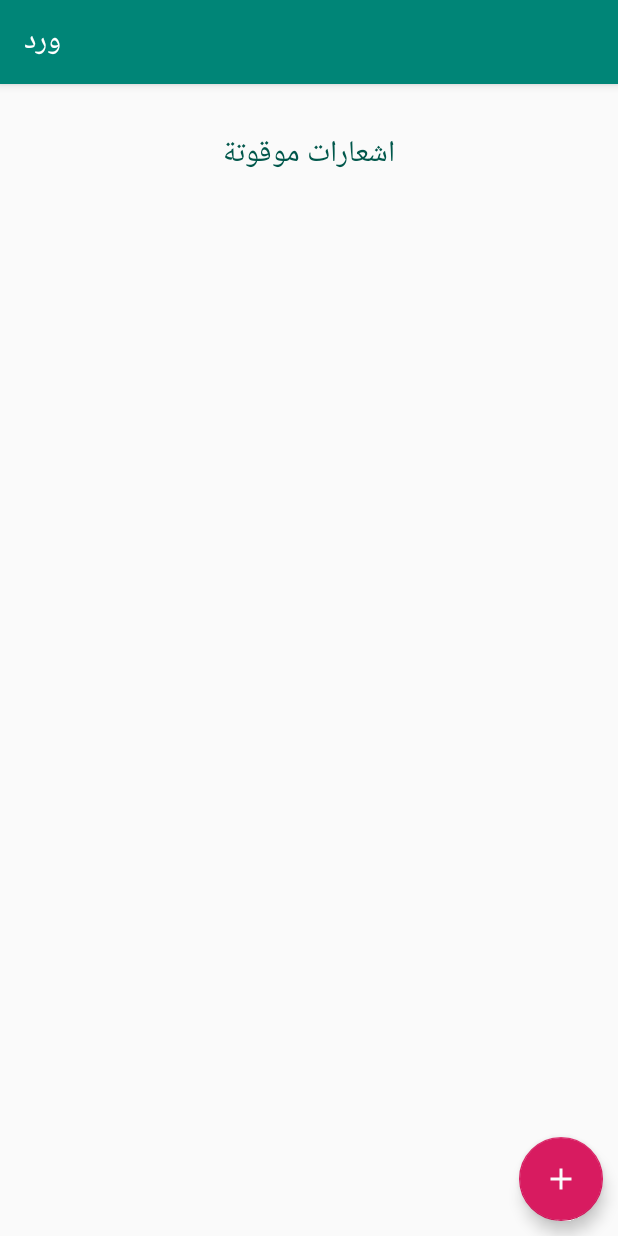
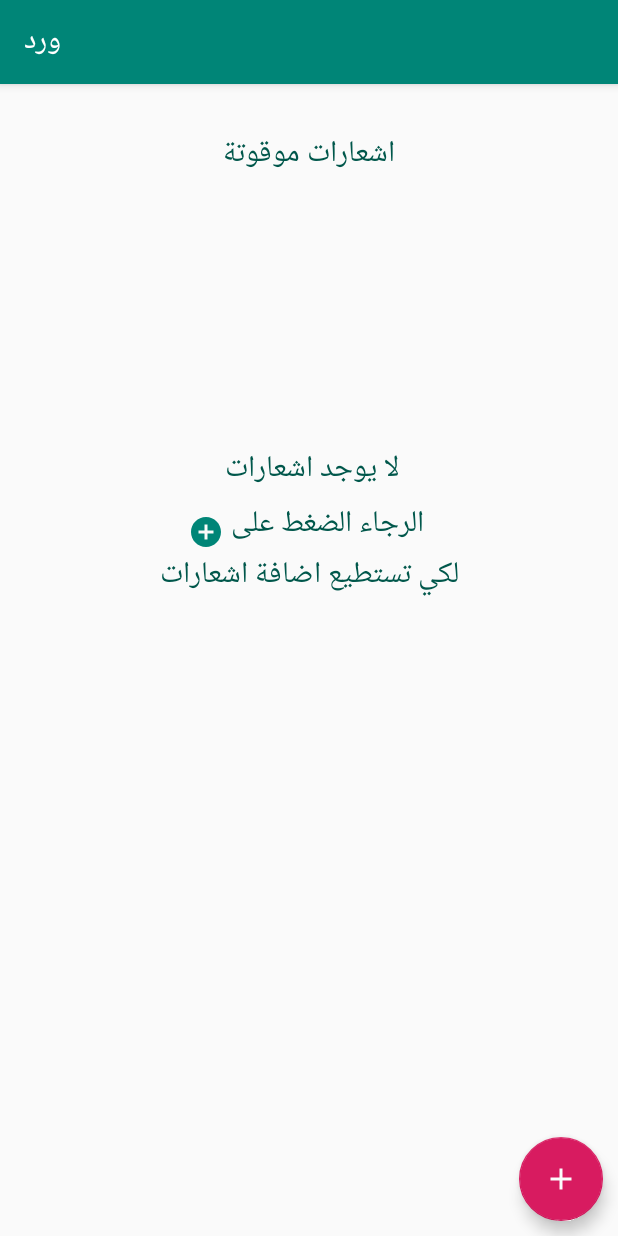
Before and after one commit to hanimanaa/werd, an Android app: the ScheduleMessagesActivity screen opened directly, with no data from a screen before it, on a phone screen of 412 x 824 dp. Run offline under Robolectric (Android 15) with nearby library versions, the phone set to English and light mode, and no system bars; our stand-ins replace Firebase (no records; nobody signed in at launch, a user with empty details on screens opened directly); libraries missing offline, so code that uses them is left out: io.paperdb; 4 statements that could not run were skipped.

Commit message:
add message empty recycler view

```diff
--- a/app/src/main/java/com/dimatechs/werd/ScheduleMessagesActivity.java
+++ b/app/src/main/java/com/dimatechs/werd/ScheduleMessagesActivity.java
@@ -7,7 +7,9 @@ import android.app.TimePickerDialog;
 import android.content.DialogInterface;
 import android.content.Intent;
 import android.os.Bundle;
+import android.text.SpannableString;
 import android.text.TextUtils;
+import android.text.style.ImageSpan;
 import android.util.Log;
 import android.view.Gravity;
 import android.view.LayoutInflater;
@@ -63,7 +65,6 @@ public class ScheduleMessagesActivity extends AppCompatActivity {
     private RadioButton rbSelectAll, rbRead, rbNotRead;
     private AlarmManager AutoAlarmManager;
     private PendingIntent pendingIntent;
-    private ImageView no_notification_image;
     private int h,m;
     private int x;
 
@@ -80,13 +81,20 @@ public class ScheduleMessagesActivity extends AppCompatActivity {
         groupNum =Paper.book().read(Prevalent.GroupNum);
 
         no_notification_text = findViewById(R.id.no_notification_text);
-        no_notification_image = findViewById(R.id.no_notification_image);
+        ImageSpan imageSpan = new ImageSpan(this, R.drawable.ic_add_circle);
+        SpannableString spannableString = new SpannableString(no_notification_text.getText());
+        int start = 35;
+        int end = 36;
+        int flag = 0;
+        spannableString.setSpan(imageSpan, start, end, flag);
 
+        no_notification_text.setText(spannableString);
 
         recyclerView = findViewById(R.id.recycler_ScheduleMessages);
         recyclerView.setHasFixedSize(true);
         layoutManager = new LinearLayoutManager(this);
         recyclerView.setLayoutManager(layoutManager);
+
 
         senderUserID = Prevalent.currentOnlineUser.getPhone();
 
@@ -221,6 +229,8 @@ public class ScheduleMessagesActivity extends AppCompatActivity {
 
                                                             loadNotification();
                                                             dialog.dismiss();
+
+                                                            IsEmptyRecyclerView();
                                                             MakeToast("اضافة","تم اضافة الاشعار بنجاح",R.drawable.ok);
                                                         }
                                                     }
@@ -244,40 +254,15 @@ public class ScheduleMessagesActivity extends AppCompatActivity {
     protected void onStart() {
         super.onStart();
 
-        loadNotification();
-
-
-        /*
-        Query query =ScheduleMessagesRef.child(senderUserID).orderByChild("groupNum").equalTo(groupNum);
-
-        query.addValueEventListener(new ValueEventListener() {
-            @Override
-            public void onDataChange(DataSnapshot dataSnapshot)
-            {
-                if(!dataSnapshot.exists())
-                {
-                    recyclerView.setVisibility(View.GONE);
-                    no_notification_text.setVisibility(View.VISIBLE);
-                    no_notification_image.setVisibility(View.VISIBLE);
-                }
-                else
-                    loadNotification();
-
-            }
-
-            @Override
-            public void onCancelled(DatabaseError databaseError) {
-
-            }
-        });
-
-*/
+        //check if recycler view is empty
+        IsEmptyRecyclerView();
 
     }
 
     private void loadNotification() {
 
         Query query =ScheduleMessagesRef.child(senderUserID).orderByChild("groupNum").equalTo(groupNum);
+
 
         FirebaseRecyclerOptions<ScheduleMessages> options =
                 new FirebaseRecyclerOptions.Builder<ScheduleMessages>()
@@ -336,6 +321,7 @@ public class ScheduleMessagesActivity extends AppCompatActivity {
                                                                 @Override
                                                                 public void onComplete(@NonNull Task<Void> task) {
                                                                     if (task.isSuccessful()) {
+                                                                        IsEmptyRecyclerView();
                                                                         MakeToast("حذف", "تم حذف الاشعار !!!  ", R.drawable.error1);
                                                                     }
                                                                 }
@@ -397,4 +383,28 @@ public class ScheduleMessagesActivity extends AppCompatActivity {
 
     }
 
+    private void IsEmptyRecyclerView()
+    {
+        ScheduleMessagesRef.child(senderUserID).orderByChild("groupNum").equalTo(groupNum).
+                addListenerForSingleValueEvent(new ValueEventListener() {
+                    @Override
+                    public void onDataChange(DataSnapshot dataSnapshot) {
+                        if (dataSnapshot.exists()) {
+                            no_notification_text.setVisibility(View.GONE);
+                            recyclerView.setVisibility(View.VISIBLE);
+                            loadNotification();
+                        }
+                        else
+                        {
+                            no_notification_text.setVisibility(View.VISIBLE);
+                            recyclerView.setVisibility(View.GONE);
+                        }
+                    }
+                    @Override
+                    public void onCancelled(DatabaseError databaseError) {
+                    }
+                });
+
+    }
+
 }
--- /dev/null
+++ b/app/src/main/res/drawable/ic_add_circle.xml
@@ -0,0 +1,9 @@
+<vector xmlns:android="http://schemas.android.com/apk/res/android"
+        android:width="24dp"
+        android:height="24dp"
+        android:viewportWidth="24.0"
+        android:viewportHeight="24.0">
+    <path
+        android:fillColor="#008577"
+        android:pathData="M12,2C6.48,2 2,6.48 2,12s4.48,10 10,10 10,-4.48 10,-10S17.52,2 12,2zM17,13h-4v4h-2v-4L7,13v-2h4L11,7h2v4h4v2z"/>
+</vector>
--- a/app/src/main/res/layout/activity_schedule_messages.xml
+++ b/app/src/main/res/layout/activity_schedule_messages.xml
@@ -29,40 +29,20 @@
         android:layout_height="match_parent"
         android:orientation="vertical"
         >
-        <LinearLayout
-            android:layout_width="match_parent"
-            android:layout_height="wrap_content"
-            android:orientation="vertical">
                 <TextView
                     android:id="@+id/no_notification_text"
                     android:layout_width="match_parent"
                     android:layout_height="wrap_content"
                     android:textColor="@color/colorPrimaryDark"
-                    android:layout_marginStart="10dp"
-                    android:layout_marginEnd="10dp"
-                    android:layout_marginBottom="20dp"
+                    android:paddingTop="150dp"
                     android:textAlignment="center"
-                    android:layout_centerVertical="true"
-                    android:text="لا يوجد اشعارات"
+                    android:text="لا يوجد اشعارات \n الرجاء الضغط على  \n لكي تستطيع اضافة اشعارات "
                     android:gravity="center"
                     android:textSize="20dp"
-                    android:visibility="gone"
-                    />
+                    android:visibility="visible"
+                 />
 
-                <ImageView
-                    android:id="@+id/no_notification_image"
-                    android:layout_width="match_parent"
-                    android:layout_height="70dp"
-                    android:layout_marginStart="10dp"
-                    android:layout_marginEnd="10dp"
-                    android:textAlignment="center"
-                    android:layout_centerVertical="true"
-                    android:layout_below="@+id/no_notification_text"
-                    android:src="@drawable/ic_message_green_24dp"
-                    android:visibility="gone"
-                    />
 
-        </LinearLayout>
         <androidx.recyclerview.widget.RecyclerView
             android:id="@+id/recycler_ScheduleMessages"
             android:layout_width="match_parent"
--- a/app/src/main/res/layout/dialog_add_schedule_messages.xml
+++ b/app/src/main/res/layout/dialog_add_schedule_messages.xml
@@ -11,6 +11,7 @@
             android:id="@+id/etDialogMessageS"
             android:layout_width="match_parent"
             android:layout_height="wrap_content"
+            android:layout_marginTop="20dp"
             android:hint="نص الرسالة"
             android:gravity="right"
             android:textColor="@color/colorPrimaryDark"
```
Also changed, not shown: app/src/main/java/com/dimatechs/werd/UsersGroupActivity.java (+120 -73 lines), app/src/main/res/drawable/ic_lock_black.xml (added, +9 -0 lines), app/src/main/res/drawable/ic_phone.xml (added, +9 -0 lines), app/src/main/res/layout/activity_login.xml (+9 -6 lines), app/src/main/res/layout/activity_users_group.xml (+14 -0 lines).
